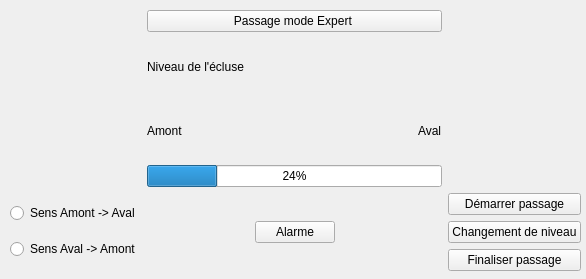
Before: the Qt Designer form automatique.ui in Alpam/Ecluse, drawn with Qt 5.
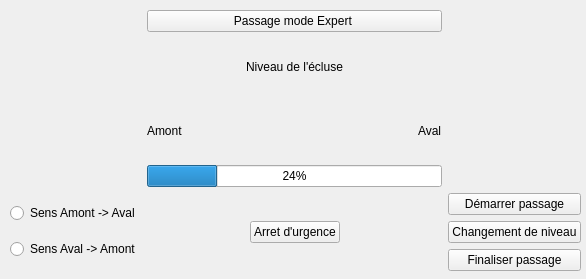
After: the same form once the commit is applied.

Patch:
```diff
--- a/automatique.ui
+++ b/automatique.ui
@@ -28,7 +28,7 @@
       <item row="0" column="1">
        <widget class="QPushButton" name="startAlarme">
         <property name="text">
-         <string>Alarme</string>
+         <string>Arret d'urgence</string>
         </property>
        </widget>
       </item>
@@ -153,6 +153,9 @@
           <property name="text">
            <string>Niveau de l'écluse</string>
           </property>
+          <property name="alignment">
+           <set>Qt::AlignCenter</set>
+          </property>
          </widget>
         </item>
        </layout>
```
